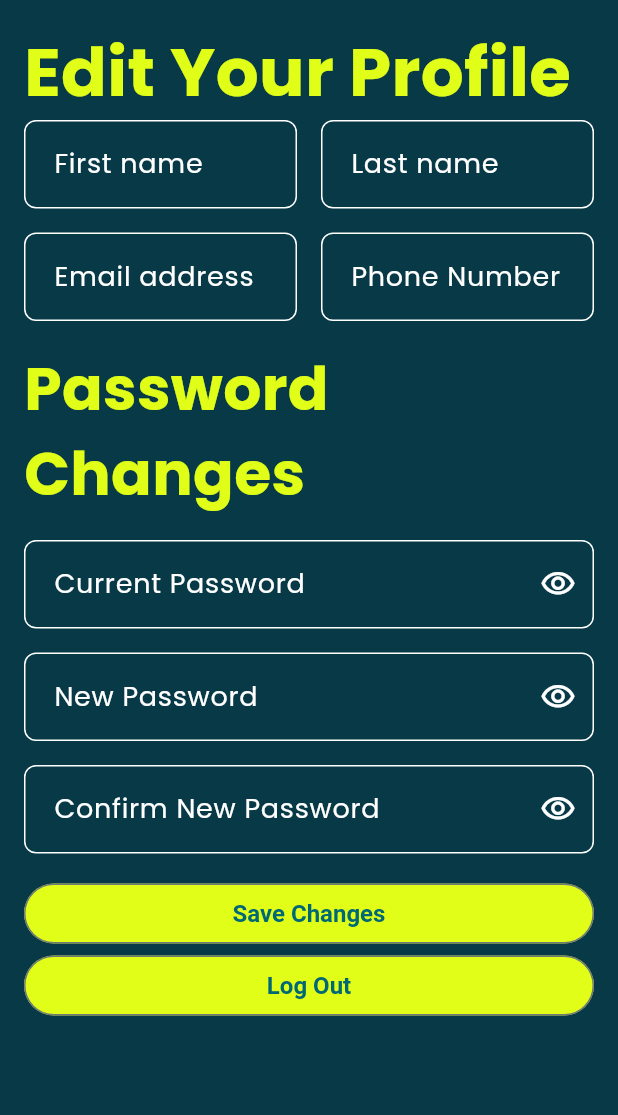
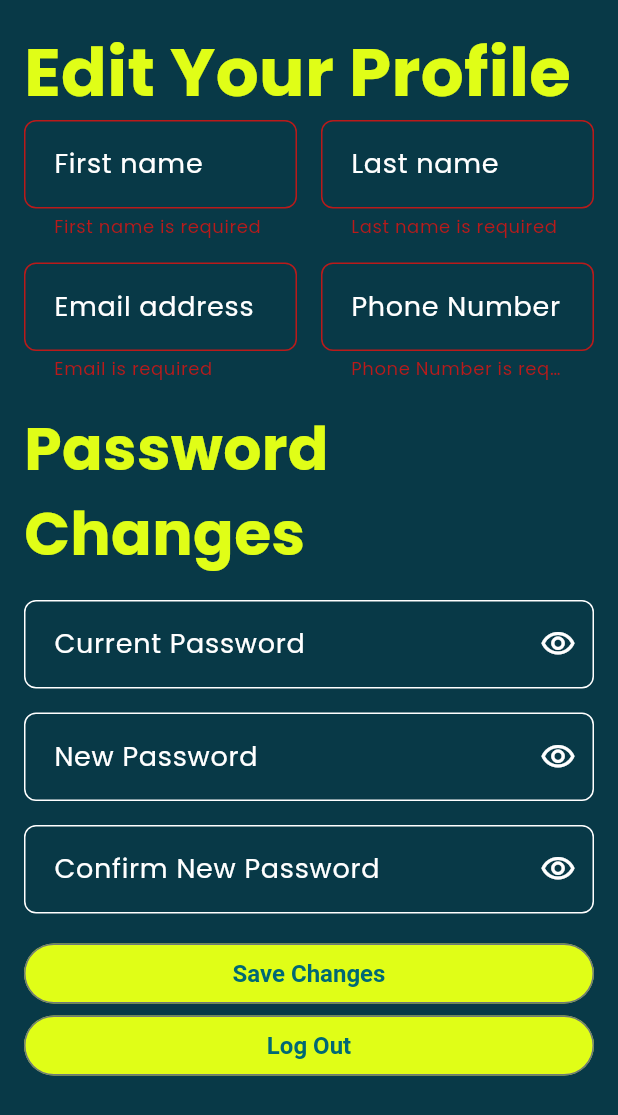
Before and after one commit to BugMaker69/DropZ, a Flutter app: the ProfileView screen opened by its route, after a tap on "Save Changes", on a phone screen of 412 x 824 dp. Shown: the top 1115 px of the screen. Run offline on Flutter 3.47's test engine with Material 3 defaults, Android fonts, the phone set to English and light mode, and no system bars; our stand-ins replace bloc, dartz, device_preview, dio, equatable, flutter_bloc and 4 more; accounts and stored records are empty; project files that could hold a hidden picture were left out.

Commit message:
feat: Profile Edit , Show Data

```diff
--- a/lib/features/profile/data/repos/user_profile_repo.dart
+++ b/lib/features/profile/data/repos/user_profile_repo.dart
@@ -2,7 +2,6 @@ import 'package:dartz/dartz.dart';
 import 'package:drop_z_ecommerce_app/core/errors/failure.dart';
 import 'package:drop_z_ecommerce_app/features/profile/data/models/get_user_data_success.dart';
 import 'package:drop_z_ecommerce_app/features/profile/data/models/logout_message.dart';
-import 'package:drop_z_ecommerce_app/features/profile/data/models/update_user_data.dart';
 
 abstract class UserProfileRepo {
   Future<Either<Failure, GetUserDataSuccess>> getUserData(
--- a/lib/features/profile/presentation/manager/user_profile_cubit/user_profile_cubit.dart
+++ b/lib/features/profile/presentation/manager/user_profile_cubit/user_profile_cubit.dart
@@ -3,7 +3,6 @@ import 'package:drop_z_ecommerce_app/features/profile/data/models/get_user_data_
 import 'package:drop_z_ecommerce_app/features/profile/data/models/logout_message.dart';
 import 'package:drop_z_ecommerce_app/features/profile/data/repos/user_profile_repo.dart';
 import 'package:equatable/equatable.dart';
-import 'package:shared_preferences/shared_preferences.dart';
 
 part 'user_profile_state.dart';
 
--- a/lib/features/profile/presentation/views/widgets/profile_view_body.dart
+++ b/lib/features/profile/presentation/views/widgets/profile_view_body.dart
@@ -6,6 +6,7 @@ import 'package:drop_z_ecommerce_app/core/widgets/custom_button.dart';
 import 'package:drop_z_ecommerce_app/core/widgets/custom_edit_text.dart';
 import 'package:drop_z_ecommerce_app/core/widgets/custom_loading_indicator.dart';
 import 'package:drop_z_ecommerce_app/core/widgets/custom_snakebar_message.dart';
+import 'package:drop_z_ecommerce_app/features/profile/data/models/get_user_data_success.dart';
 import 'package:drop_z_ecommerce_app/features/profile/data/repos/user_profile_repo_imp.dart';
 import 'package:drop_z_ecommerce_app/features/profile/presentation/manager/user_profile_cubit/user_profile_cubit.dart';
 import 'package:flutter/material.dart';
@@ -13,7 +14,14 @@ import 'package:flutter_bloc/flutter_bloc.dart';
 import 'package:go_router/go_router.dart';
 
 class ProfileViewBody extends StatelessWidget {
-  const ProfileViewBody({super.key});
+  ProfileViewBody({super.key});
+
+  static final firstNameController = TextEditingController();
+  static final lastNameController = TextEditingController();
+  static final emailController = TextEditingController();
+  static final phoneController = TextEditingController();
+
+  static final formKey = GlobalKey<FormState>();
 
   @override
   Widget build(BuildContext context) {
@@ -22,17 +30,29 @@ class ProfileViewBody extends StatelessWidget {
       child: BlocConsumer<UserProfileCubit, UserProfileState>(
         listener: (context, state) {
           if (state is UserProfileFailure) {
-            customSnakeBar(context, state.errMessage);
+            return customSnakeBar(context, state.errMessage);
           }
           if (state is AuthLoggedOut) {
-            context.go(AppRouter.kloginView);
+            print("NOOOOOOOOOOOOOOOOOOOOOOOOOOOOOO");
+            return context.go(AppRouter.kloginView);
+          }
+          if (state is UserProfileSuccess) {
+            firstNameController.text = state.getUserDataSuccess.firstName ?? '';
+            lastNameController.text = state.getUserDataSuccess.lastName ?? '';
+            emailController.text = state.getUserDataSuccess.email ?? '';
+            phoneController.text = state.getUserDataSuccess.phoneNumber ?? '';
+            print("firstNameController.text ${firstNameController.text}");
           }
         },
         builder: (context, state) {
+          print("firstNameController.text inside ${firstNameController.text}");
+
           if (state is UserProfileLoading) {
-            CustomLoadingIndicator();
+            return const CustomLoadingIndicator();
           }
-          return Column(
+          return Form(
+            key: formKey,
+            child: Column(
               crossAxisAlignment: CrossAxisAlignment.start,
               children: [
                 Text("Edit Your Profile", style: Styles.textStyle45Bold),
@@ -43,7 +63,7 @@ class ProfileViewBody extends StatelessWidget {
                     Expanded(
                       child: CustomTextEdit(
                         labelText: "First name",
-                      textController: TextEditingController(),
+                        textController: firstNameController,
                         validator: Validators.validateFirstName,
                       ),
                     ),
@@ -51,7 +71,7 @@ class ProfileViewBody extends StatelessWidget {
                     Expanded(
                       child: CustomTextEdit(
                         labelText: "Last name",
-                      textController: TextEditingController(),
+                        textController: lastNameController,
                         validator: Validators.validateLastName,
                       ),
                     ),
@@ -63,7 +83,7 @@ class ProfileViewBody extends StatelessWidget {
                     Expanded(
                       child: CustomTextEdit(
                         labelText: "Email address",
-                      textController: TextEditingController(),
+                        textController: emailController,
                         validator: Validators.validateEmail,
                       ),
                     ),
@@ -71,7 +91,7 @@ class ProfileViewBody extends StatelessWidget {
                     Expanded(
                       child: CustomTextEdit(
                         labelText: "Phone Number",
-                      textController: TextEditingController(),
+                        textController: phoneController,
                         validator: Validators.validatePhoneNumber,
                       ),
                     ),
@@ -89,7 +109,7 @@ class ProfileViewBody extends StatelessWidget {
                   labelText: "Current Password",
                   isPassword: true,
                   textController: TextEditingController(),
-                validator: Validators.validatePassword,
+                  // validator: Validators.validatePassword,
                 ),
                 const SizedBox(height: 16),
 
@@ -97,7 +117,7 @@ class ProfileViewBody extends StatelessWidget {
                   labelText: "New Password",
                   isPassword: true,
                   textController: TextEditingController(),
-                validator: Validators.validatePassword,
+                  // validator: Validators.validatePassword,
                 ),
 
                 const SizedBox(height: 16),
@@ -105,10 +125,26 @@ class ProfileViewBody extends StatelessWidget {
                   labelText: "Confirm New Password",
                   isPassword: true,
                   textController: TextEditingController(),
-                validator: (value) {},
+                  validator: (value) {
+                    return null;
+                  },
                 ),
                 const SizedBox(height: 16),
-              CustomButton(text: "Save Changes", onPressed: () {}),
+                CustomButton(
+                  text: "Save Changes",
+                  onPressed: () {
+                    if (formKey.currentState!.validate()) {
+                      context.read<UserProfileCubit>().updateUserData(
+                        GetUserDataSuccess(
+                          email: emailController.text,
+                          firstName: firstNameController.text,
+                          lastName: lastNameController.text,
+                          phoneNumber: phoneController.text,
+                        ),
+                      );
+                    }
+                  },
+                ),
                 CustomButton(
                   text: "Log Out",
                   onPressed: () {
@@ -116,6 +152,7 @@ class ProfileViewBody extends StatelessWidget {
                   },
                 ),
               ],
+            ),
           );
         },
       ),
```
Also changed, not shown: lib/features/profile/data/repos/user_profile_repo_imp.dart (+9 -4 lines). Lines whose indentation alone changed are shown as unchanged.
